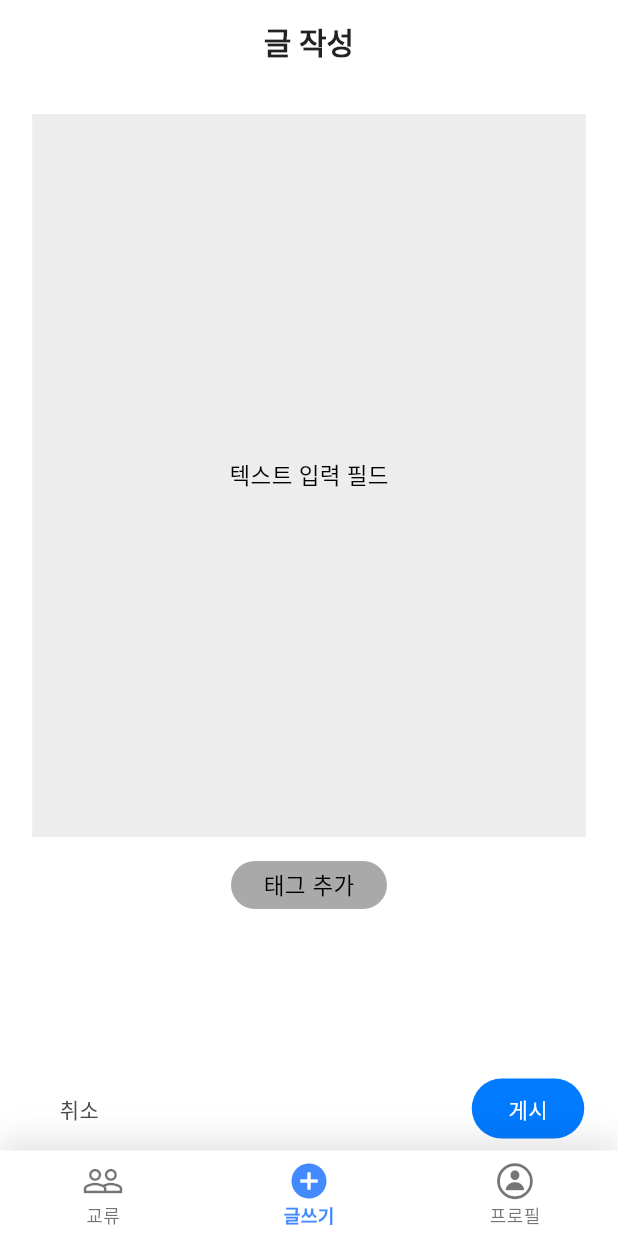
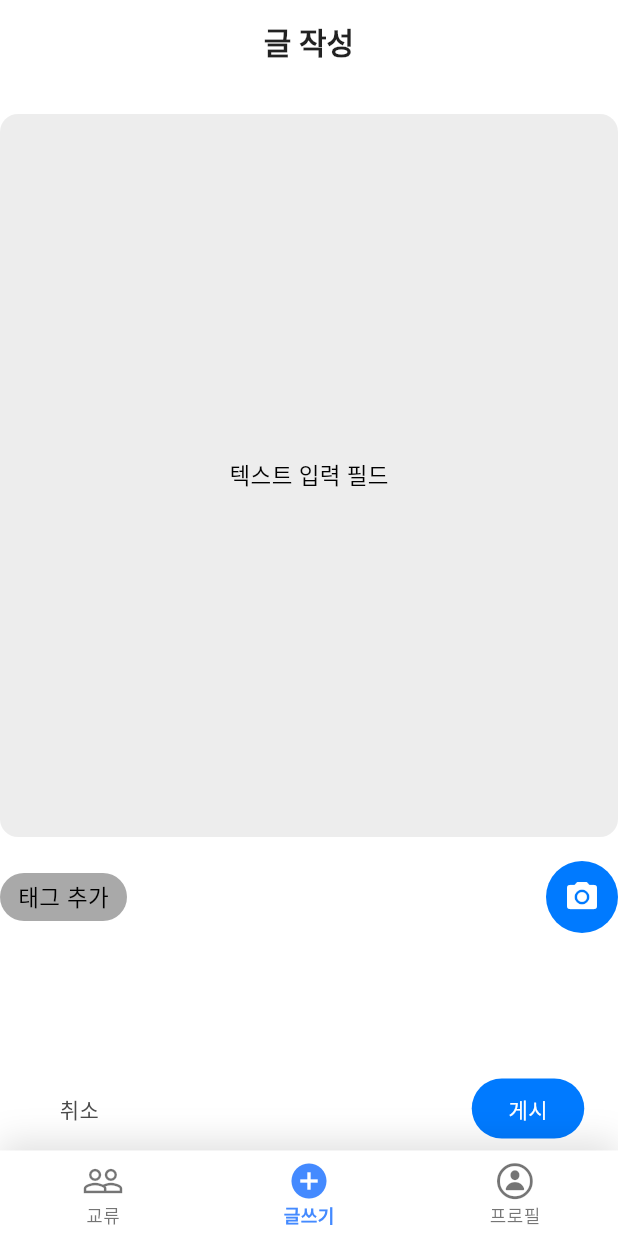
Before and after one commit to zero-to-one-flutter/flutter-share-lingo, a Flutter app: the screen it shows after launch, item 2 of the bottom bar chosen, on a phone screen of 412 x 824 dp. Run offline on Flutter 3.47's test engine with Material 3 defaults, Android fonts, the phone set to English and light mode, and no system bars; our stand-ins replace cached_network_image, dio, firebase_core, flutter_dotenv, flutter_riverpod, shimmer; accounts and stored records are empty; network calls fail; Roboto replaces fonts that are missing (Inter).

Commit message:
fix:tagRow버튼으로 변경

```diff
--- a/lib/presentation/pages/home/tabs/write/post_write_tab.dart
+++ b/lib/presentation/pages/home/tabs/write/post_write_tab.dart
@@ -1,6 +1,6 @@
 import 'package:flutter/material.dart';
 import 'widgets/post_input_field.dart';
-import 'widgets/tag_button.dart';
+import 'widgets/tag_row_button.dart';
 import 'widgets/bottom_bar.dart';
 
 class PostWriteTab extends StatelessWidget {
@@ -14,7 +14,7 @@ class PostWriteTab extends StatelessWidget {
         SizedBox(height: 20),
         PostInputField(),
         SizedBox(height: 16),
-        TagButton(),
+        TagRowButton(),
         Spacer(),
         BottomBar(),
       ],
--- a/lib/presentation/pages/home/tabs/write/widgets/post_input_field.dart
+++ b/lib/presentation/pages/home/tabs/write/widgets/post_input_field.dart
@@ -6,9 +6,12 @@ class PostInputField extends StatelessWidget {
   @override
   Widget build(BuildContext context) {
     return Container(
-      width: 369,
+      width: double.infinity,
       height: 482,
-      decoration: const BoxDecoration(color: Color(0xFFEDEDED)),
+      decoration: const BoxDecoration(
+        color: Color(0xFFEDEDED),
+        borderRadius: BorderRadius.all(Radius.circular(12)),
+      ),
       child: const Center(
         child: Text(
           '텍스트 입력 필드',
--- /dev/null
+++ b/lib/presentation/pages/home/tabs/write/widgets/tag_row_button.dart
@@ -0,0 +1,58 @@
+import 'package:flutter/material.dart';
+import 'package:share_lingo/presentation/pages/home/tabs/write/tag_select/select_tag_page.dart';
+
+class TagRowButton extends StatelessWidget {
+  const TagRowButton({super.key});
+
+  @override
+  Widget build(BuildContext context) {
+    return Row(
+      mainAxisAlignment: MainAxisAlignment.spaceBetween,
+      children: [
+        // 왼쪽: 태그 추가 버튼
+        GestureDetector(
+          onTap: () {
+            Navigator.push(
+              context,
+              MaterialPageRoute(builder: (context) => const SelectTagPage()),
+            );
+          },
+          child: Container(
+            padding: const EdgeInsets.symmetric(horizontal: 12),
+            height: 32,
+            decoration: BoxDecoration(
+              color: const Color(0xFFA9A9A9),
+              borderRadius: BorderRadius.circular(20),
+            ),
+            alignment: Alignment.center,
+            child: const Text(
+              '태그 추가',
+              style: TextStyle(
+                color: Colors.black,
+                fontSize: 15,
+                fontFamily: 'Inter',
+                fontWeight: FontWeight.w400,
+              ),
+            ),
+          ),
+        ),
+
+        // 오른쪽: 카메라 버튼
+        GestureDetector(
+          onTap: () {
+            // TODO: 사진 선택 기능
+          },
+          child: Container(
+            width: 48,
+            height: 48,
+            decoration: const BoxDecoration(
+              color: Color(0xFF007AFF),
+              shape: BoxShape.circle,
+            ),
+            child: const Icon(Icons.camera_alt, color: Colors.white),
+          ),
+        ),
+      ],
+    );
+  }
+}
```
